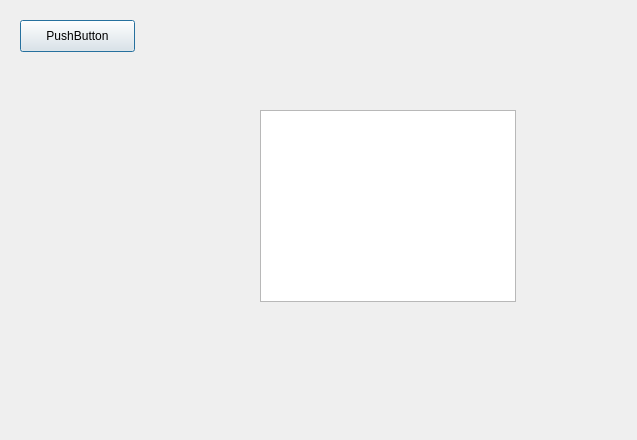
Qt form TheSpritening/preview.ui (pdarragh/PixelPeople) before a commit.
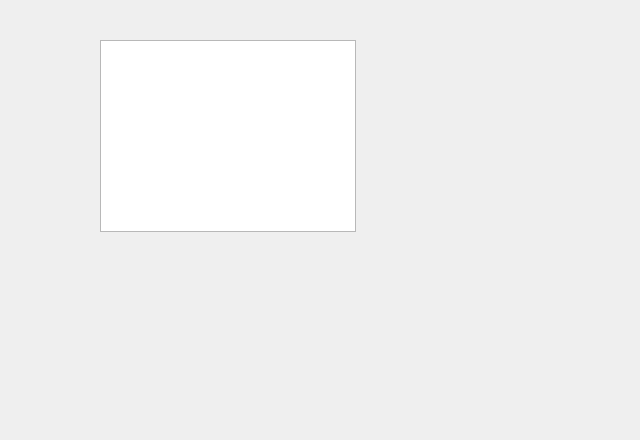
The same form after that commit.

The edit to the form file:
```diff
--- a/TheSpritening/preview.ui
+++ b/TheSpritening/preview.ui
@@ -6,7 +6,7 @@
    <rect>
     <x>0</x>
     <y>0</y>
-    <width>637</width>
+    <width>640</width>
     <height>440</height>
    </rect>
   </property>
@@ -16,26 +16,13 @@
   <widget class="QGraphicsView" name="graphicsView">
    <property name="geometry">
     <rect>
-     <x>260</x>
-     <y>110</y>
+     <x>100</x>
+     <y>40</y>
      <width>256</width>
      <height>192</height>
     </rect>
    </property>
   </widget>
-  <widget class="QPushButton" name="pushButton">
-   <property name="geometry">
-    <rect>
-     <x>20</x>
-     <y>20</y>
-     <width>115</width>
-     <height>32</height>
-    </rect>
-   </property>
-   <property name="text">
-    <string>PushButton</string>
-   </property>
-  </widget>
  </widget>
  <resources/>
  <connections/>
```
